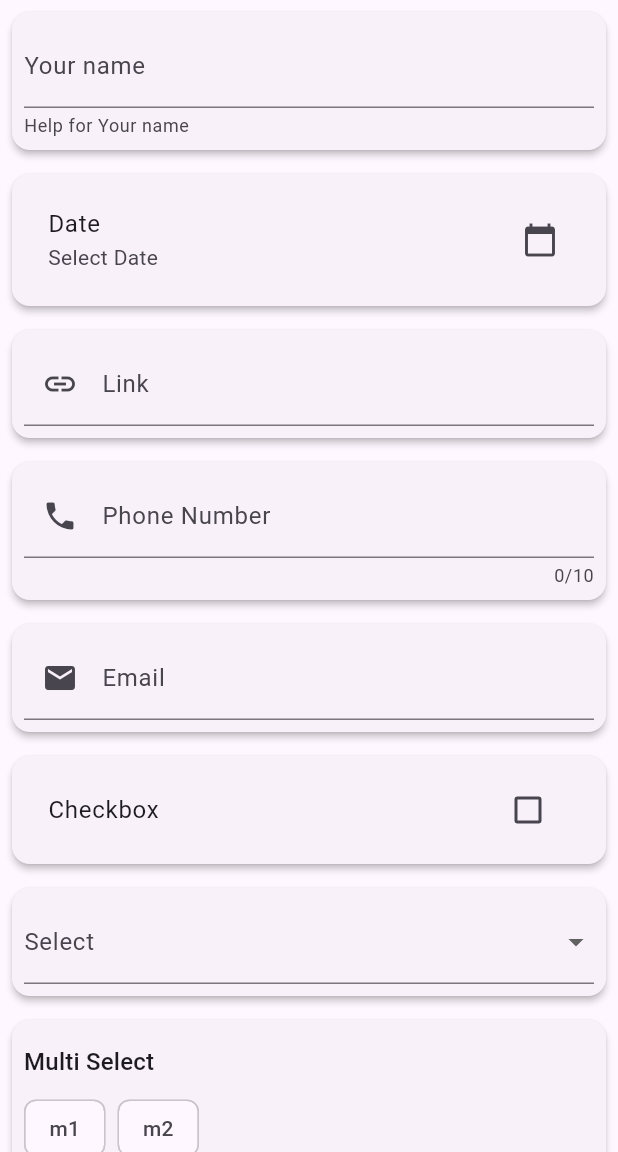
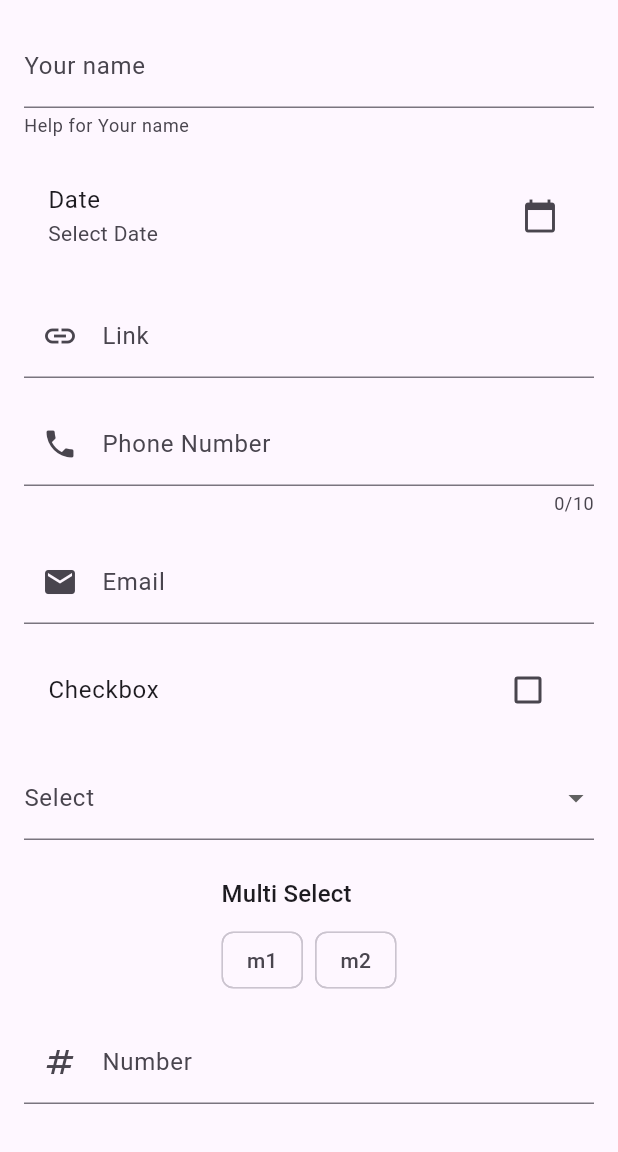
Before and after one commit to SmitPatel143/opn-form, a Flutter app: the screen it shows after launch, on a phone screen of 412 x 824 dp, the part 84-1236 px from its top. Run offline on Flutter 3.47's test engine with Material 3 defaults, Android fonts, the phone set to English and light mode, and no system bars; our stand-ins replace flutter_riverpod, riverpod.

Commit message:
Refactor form rendering structure to use a scrollable column and standard Form widget.
This commit improves the form's UI layout and structure by replacing the `ListView` with a `SingleChildScrollView` containing a `Form` widget, enabling future validation support.

Key changes include:
- **Form Structure**:
    - Converted `FieldWrapper` from a `StatelessWidget` to a `StatefulWidget`.
    - Introduced a `GlobalKey<FormState>` to manage form validation and state.
    - Replaced `ListView.builder` with `SingleChildScrollView` and a `Column` to prevent list-item recycling issues and improve layout flexibility.
- **UI Enhancements**:
    - Removed `Card` wrappers around individual fields in favor of consistent vertical padding.
    - Standardized horizontal and vertical padding for the form container.
- **Code Cleanup**:
    - Refactored JSON parsing logic in `DynamicForm` for better formatting and readability.
    - Updated `_buildField` mapping to handle the list of form fields within the new column structure.

```diff
--- a/lib/form_renderer.dart
+++ b/lib/form_renderer.dart
@@ -19,39 +19,48 @@ class DynamicForm extends StatelessWidget {
   Widget build(BuildContext context) {
     List<FormFieldDto> formField = [];
 
-    try{
+    try {
       formField = formJson.map((e) {
         return FormFieldDto.fromJson(e);
-      },).toList();
-    } catch (e, stack){
+      }).toList();
+    } catch (e, stack) {
       debugPrint("Form parsing error: $e");
       debugPrint("$stack");
     }
-    return FieldWrapper(field: formField,);
+    return FieldWrapper(field: formField);
   }
 }
 
-class FieldWrapper extends StatelessWidget {
+class FieldWrapper extends StatefulWidget {
   final List<FormFieldDto> field;
   const FieldWrapper({super.key, required this.field});
 
   @override
+  State<FieldWrapper> createState() => _FieldWrapperState();
+}
+
+class _FieldWrapperState extends State<FieldWrapper> {
+  final GlobalKey<FormState> _formKey = GlobalKey<FormState>();
+
+  @override
   Widget build(BuildContext context) {
-    return ListView.builder(
-      itemCount: field.length,
-      itemBuilder: (context, index) {
-        final item = field[index];
-        return Card(
-          elevation: 2,
-          margin: const EdgeInsets.all(8.0),
-          child: Padding(
-            padding: const EdgeInsets.all(8.0),
-            child: _buildField(item),
+    return SingleChildScrollView(
+      child: Form(
+        key: _formKey,
+        child: Padding(
+          padding: const EdgeInsets.symmetric(horizontal: 16, vertical: 8),
+          child: Column(
+            children: widget.field.map((item) {
+              return Padding(
+                padding: const EdgeInsets.symmetric(vertical: 8),
+                child: _buildField(item),
+              );
+            }).toList(),
           ),
-        );
-      },
+        ),
+      ),
     );
-    }
+  }
 
   Widget _buildField(FormFieldDto field) {
     switch (field.type) {
```
